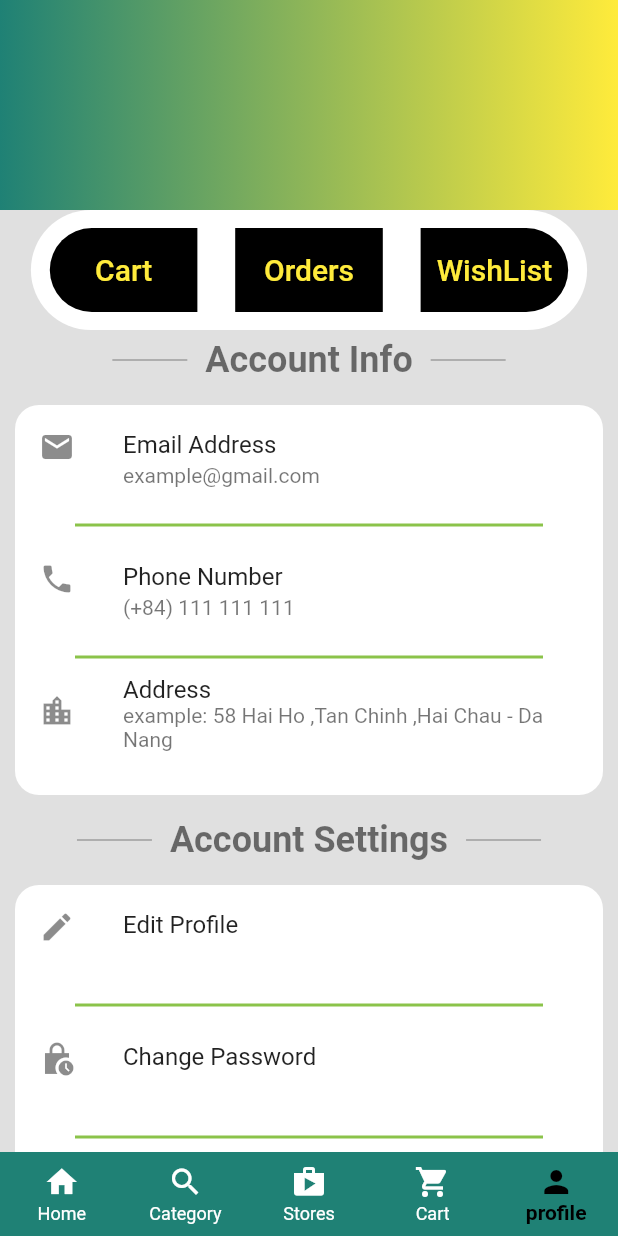
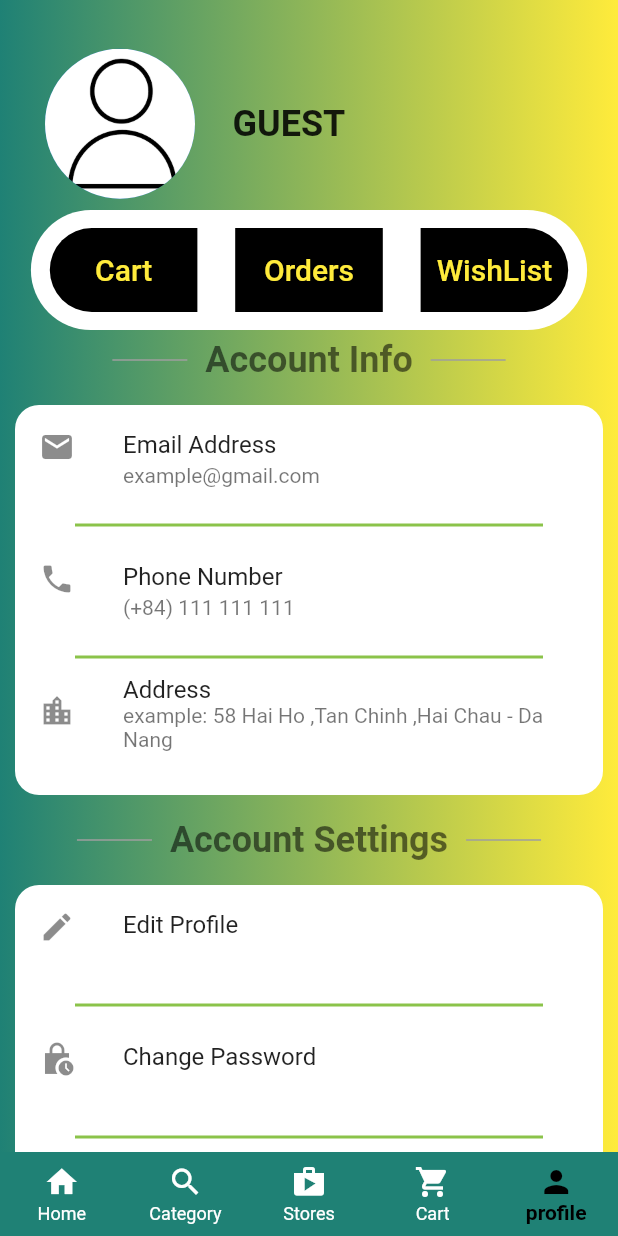
Before and after one commit to quocanh0712/final_techex_app, a Flutter app: the screen it shows after launch, item 5 of the bottom bar chosen, on a phone screen of 412 x 824 dp. Run offline on Flutter 3.47's test engine with Material 2 defaults, Android fonts, the light colour scheme and no system bars.

Commit message:
finished custom for profile screen

```diff
--- a/lib/main_screens/profile.dart
+++ b/lib/main_screens/profile.dart
@@ -12,10 +12,19 @@ class _ProfileScreenState extends State<ProfileScreen> {
   Widget build(BuildContext context) {
     return Scaffold(
       backgroundColor: Colors.grey.shade300,
-      body: CustomScrollView(
+      body: Stack(
+        children: [
+          Container(
+              decoration: const BoxDecoration(
+                  gradient: LinearGradient(colors: [
+            Color.fromARGB(255, 31, 129, 117),
+            Colors.yellow
+          ]))),
+          CustomScrollView(
             slivers: [
               SliverAppBar(
                 centerTitle: true,
+                pinned: true,
                 elevation: 0,
                 backgroundColor: Colors.white,
                 expandedHeight: 140,
@@ -34,6 +43,25 @@ class _ProfileScreenState extends State<ProfileScreen> {
                           Color.fromARGB(255, 31, 129, 117),
                           Colors.yellow
                         ])),
+                        child: Padding(
+                          padding: const EdgeInsets.only(top: 25, left: 30),
+                          child: Row(
+                            children: [
+                              const CircleAvatar(
+                                radius: 50,
+                                backgroundImage:
+                                    AssetImage('images/profile/image0.png'),
+                              ),
+                              Padding(
+                                padding: const EdgeInsets.only(left: 25),
+                                child: Text('guest'.toUpperCase(),
+                                    style: const TextStyle(
+                                        fontSize: 24,
+                                        fontWeight: FontWeight.bold)),
+                              ),
+                            ],
+                          ),
+                        ),
                       ),
                     );
                   },
@@ -126,13 +154,13 @@ class _ProfileScreenState extends State<ProfileScreen> {
                               subTitle: 'example@gmail.com',
                               icon: Icons.email,
                             ),
-                        const LightGreenDivider(),
+                            LightGreenDivider(),
                             RepeatedListTile(
                               title: 'Phone Number',
                               subTitle: '(+84) 111 111 111',
                               icon: Icons.phone,
                             ),
-                        const LightGreenDivider(),
+                            LightGreenDivider(),
                             RepeatedListTile(
                               title: 'Address',
                               subTitle:
@@ -143,7 +171,8 @@ class _ProfileScreenState extends State<ProfileScreen> {
                         ),
                       ),
                     ),
-                const ProfileHeaderLable(headerLable: '  Account Settings  '),
+                    const ProfileHeaderLable(
+                        headerLable: '  Account Settings  '),
                     Padding(
                       padding: const EdgeInsets.all(10.0),
                       child: Container(
@@ -177,6 +206,8 @@ class _ProfileScreenState extends State<ProfileScreen> {
                     ),
                   ],
                 ),
+              ),
+            ],
           ),
         ],
       ),
--- a/pubspec.yaml
+++ b/pubspec.yaml
@@ -65,6 +65,8 @@ flutter:
     - images/camera&camcorder/
     - images/smartwatch/
     - images/householdappliances/
+    - images/profile/
+
 
 
   # An image asset can refer to one or more resolution-specific "variants", see
```
Also changed, not shown: images/profile/image0.png (added), images/profile/image1.png (added). Lines whose indentation alone changed are shown as unchanged.
